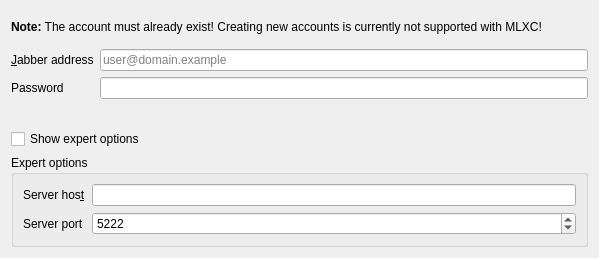
This is data/dlg_add_account_page_credentials.ui in jabbercat/jabbercat as Qt 5 draws it before an edit. The edited form follows.
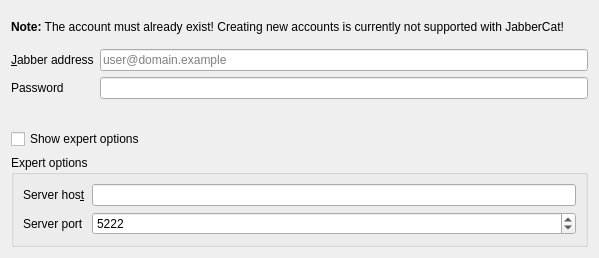
This is the edited form.

```diff
--- a/data/dlg_add_account_page_credentials.ui
+++ b/data/dlg_add_account_page_credentials.ui
@@ -17,7 +17,7 @@
    <item>
     <widget class="QLabel" name="label_3">
      <property name="text">
-      <string>&lt;html&gt;&lt;head/&gt;&lt;body&gt;&lt;p&gt;&lt;span style=&quot; font-weight:600;&quot;&gt;Note:&lt;/span&gt; The account must already exist! Creating new accounts is currently not supported with MLXC!&lt;/p&gt;&lt;/body&gt;&lt;/html&gt;</string>
+      <string>&lt;html&gt;&lt;head/&gt;&lt;body&gt;&lt;p&gt;&lt;span style=&quot; font-weight:600;&quot;&gt;Note:&lt;/span&gt; The account must already exist! Creating new accounts is currently not supported with JabberCat!&lt;/p&gt;&lt;/body&gt;&lt;/html&gt;</string>
      </property>
      <property name="wordWrap">
       <bool>true</bool>
```
